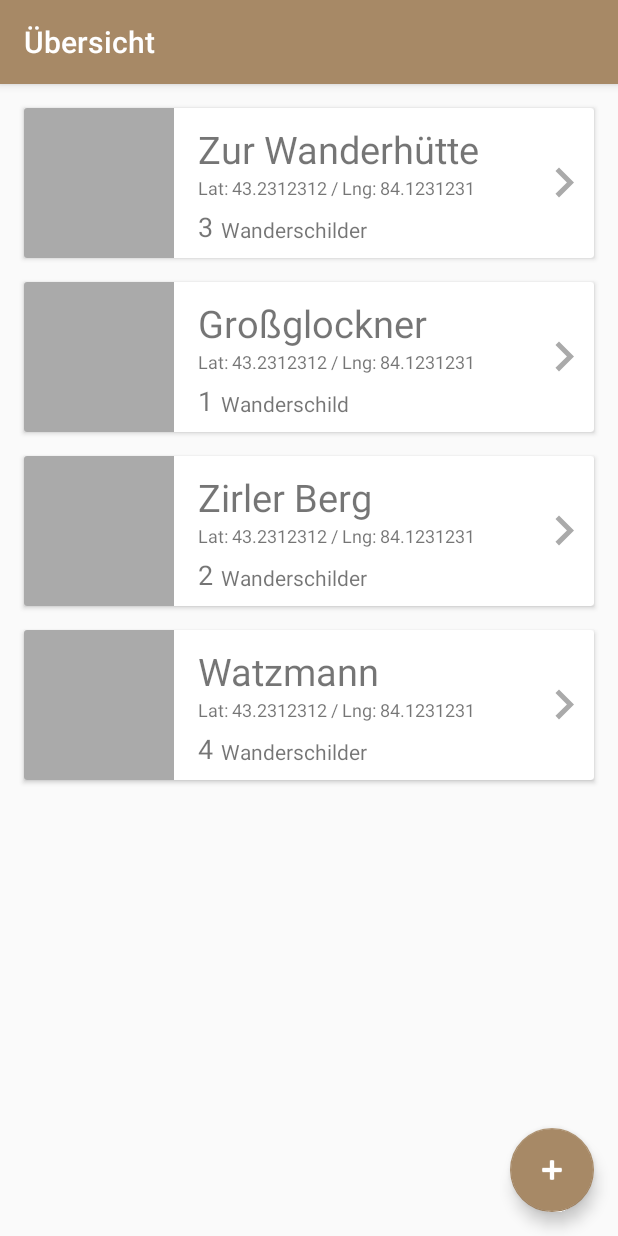
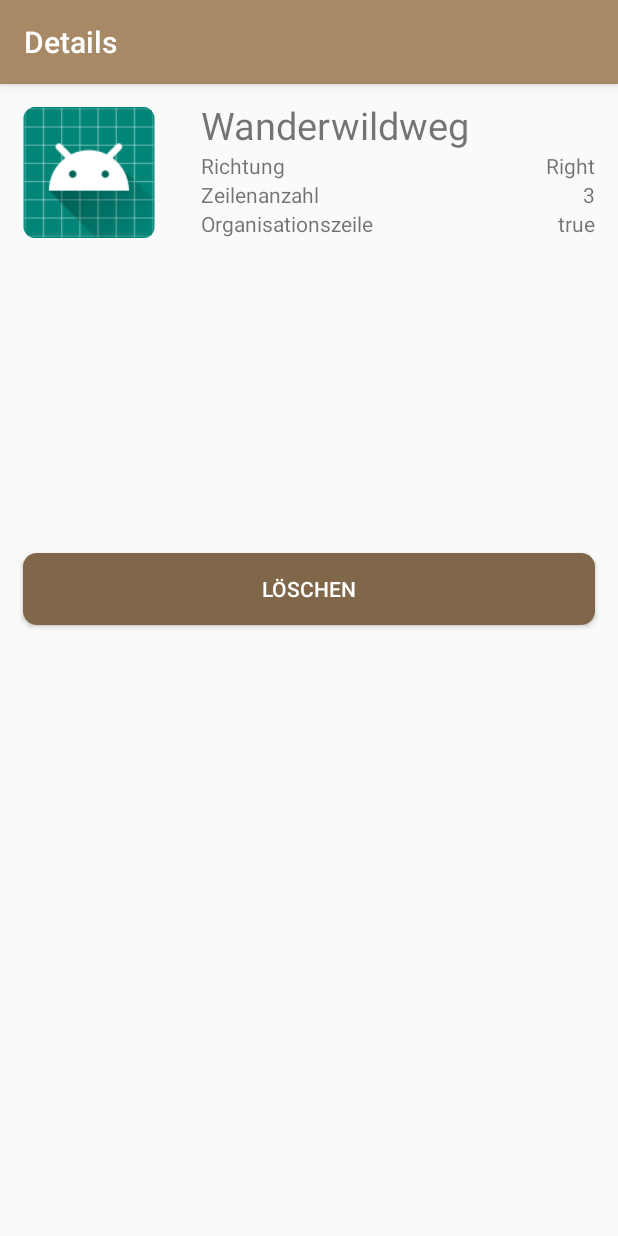
Before and after one commit to Jo-Chris/DigitalSignpostMobile, an Android app: the screen it shows after launch (MainActivity before the commit, DetailActivity after it), after a tap on "Watzmann", on a phone screen of 412 x 824 dp. Run offline under Robolectric (Android 15) with nearby library versions, the phone set to English and light mode, and no system bars; our stand-ins replace Room's generated code.

Commit message:
RecyclerView, Nested View + Adapter

```diff
--- /dev/null
+++ b/app/src/main/java/com/example/digitalsignpostmobile/activities/DetailActivity.java
@@ -0,0 +1,67 @@
+package com.example.digitalsignpostmobile.activities;
+
+import androidx.appcompat.app.AppCompatActivity;
+import androidx.recyclerview.widget.LinearLayoutManager;
+import androidx.recyclerview.widget.RecyclerView;
+
+import android.os.Bundle;
+import android.widget.LinearLayout;
+
+import com.example.digitalsignpostmobile.R;
+import com.example.digitalsignpostmobile.adapters.DetailAdapter;
+import com.example.digitalsignpostmobile.database.SignDatabase;
+import com.example.digitalsignpostmobile.models.Sign;
+import com.example.digitalsignpostmobile.models.SignData;
+
+import java.util.ArrayList;
+import java.util.List;
+
+public class DetailActivity extends AppCompatActivity {
+
+    private LinearLayout linearLayout, linearLayoutRow;
+    private List<Sign> dataset = new ArrayList<>();
+    private List<SignData> datasetSignData = new ArrayList<>();
+    private DetailAdapter adapter;
+
+    @Override
+    protected void onCreate(Bundle savedInstanceState) {
+        super.onCreate(savedInstanceState);
+        setContentView(R.layout.detail_activity);
+
+        // get the deliverd Image id
+        setDataset();
+
+        initRecyclerView();
+
+    }
+
+    public DetailActivity() {}
+
+    private void setDataset(){
+        /*
+         * short break:
+         *
+         * We get a specific Image, retrieve the Signs from that and get all the SignData that is
+         * associated with that Sign. We then send these to Lists to the DetailAdapter
+         * who creates the Recyclerview (with the Signs) holding the nested Recyclerview (with the SignData)
+         */
+
+        int id = getIntent().getIntExtra("id", 0);
+
+        dataset = SignDatabase.getInstance(this).signDao().getId(id);
+        datasetSignData = SignDatabase.getInstance(this).signDataDAO().getId(id);
+    }
+
+    private void initRecyclerView(){
+
+        if (getSupportActionBar() != null){
+            getSupportActionBar().setTitle("Details");
+        }
+
+        RecyclerView recycler = findViewById(R.id.detailRecyclerView);
+        recycler.setHasFixedSize(true);
+        recycler.setLayoutManager(new LinearLayoutManager(this));
+        recycler.setAdapter(new DetailAdapter(dataset));
+
+    }
+}
--- a/app/src/main/java/com/example/digitalsignpostmobile/activities/MainActivity.java
+++ b/app/src/main/java/com/example/digitalsignpostmobile/activities/MainActivity.java
@@ -22,15 +22,14 @@ import com.example.digitalsignpostmobile.database.DAO.SignDAO;
 import com.example.digitalsignpostmobile.database.DAO.SignDataDAO;
 import com.example.digitalsignpostmobile.database.DAO.SignImageDAO;
 import com.example.digitalsignpostmobile.database.SignDatabase;
-import com.example.digitalsignpostmobile.model.SignImage;
-import com.example.digitalsignpostmobile.classes.MainAdapter;
-import com.example.digitalsignpostmobile.model.Sign;
-import com.example.digitalsignpostmobile.model.SignData;
+import com.example.digitalsignpostmobile.models.SignImage;
+import com.example.digitalsignpostmobile.adapters.MainAdapter;
+import com.example.digitalsignpostmobile.models.Sign;
+import com.example.digitalsignpostmobile.models.SignData;
 import com.google.android.material.floatingactionbutton.FloatingActionButton;
 
 import java.util.ArrayList;
 import java.util.List;
-import java.util.Random;
 
 public class MainActivity extends AppCompatActivity implements View.OnClickListener {
     private final int PERMISSION_CODE = 100;
@@ -75,24 +74,29 @@ public class MainActivity extends AppCompatActivity implements View.OnClickListe
         // only add dummy data, if empty
         if (signImageDAO.getAll().size() == 0){
 
-            signImageDAO.insert(new SignImage("Zur Wanderhütte", 3, 43.2312312, 84.1231231));
-            signImageDAO.insert(new SignImage("Großglockner", 1, 43.2312312, 84.1231231));
-            signImageDAO.insert(new SignImage("Zirler Berg", 2, 43.2312312, 84.1231231));
-            signImageDAO.insert(new SignImage("Watzmann", 4, 43.2312312, 84.1231231));
+            signImageDAO.insert(new SignImage("Zur Wanderhütte", 4, 43.2312312, 84.1231231));
+            signImageDAO.insert(new SignImage("Großglockner", 3, 43.2312312, 84.1231231));
+            signImageDAO.insert(new SignImage("Zirler Berg", 1, 43.2312312, 84.1231231));
+            signImageDAO.insert(new SignImage("Watzmann", 1, 43.2312312, 84.1231231));
 
             signDAO.insert(new Sign("Berghuette", "Right", 3, true, "test/test/test", 1));
-            signDAO.insert(new Sign("Wanderhuette", "Right", 3, true, "test/test/test", 3));
-            signDAO.insert(new Sign("Dosenbier", "Right", 3, true, "test/test/test", 2));
-            signDAO.insert(new Sign("Stalahütte", "Right", 3, true, "test/test/test", 3));
-            signDAO.insert(new Sign("Mount Sebastian", "Right", 3, true, "test/test/test", 3));
-            signDAO.insert(new Sign("Wanderwildweg", "Right", 3, true, "test/test/test", 1));
+            signDAO.insert(new Sign("Wanderhuette", "Left", 3, true, "test/test/test", 1));
+            signDAO.insert(new Sign("Dosenbier", "Right", 3, true, "test/test/test", 1));
+            signDAO.insert(new Sign("Stalahütte", "Left", 3, true, "test/test/test", 1));
+            signDAO.insert(new Sign("Mount Sebastian", "Left", 3, true, "test/test/test", 2));
+            signDAO.insert(new Sign("Wanderwildweg", "Left", 3, true, "test/test/test", 2));
+            signDAO.insert(new Sign("Wanderwildweg", "Left", 3, true, "test/test/test", 2));
+            signDAO.insert(new Sign("Wanderwildweg", "Left", 3, true, "test/test/test", 3));
+            signDAO.insert(new Sign("Wanderwildweg", "Right", 3, true, "test/test/test", 4));
 
             signDataDAO.insert(new SignData("Wanderweg 1", "20min", "816", "Stadtgemeinde Kufstein", 1));
             signDataDAO.insert(new SignData("Wanderweg 2", "45min", "236", "Stadtgemeinde Kufstein", 1));
             signDataDAO.insert(new SignData("Wanderweg 3", "70min", "316", "Stadtgemeinde Kufstein", 1));
+
             signDataDAO.insert(new SignData("Wanderweg 4", "50min", "316", "Stadtgemeinde Kufstein", 2));
             signDataDAO.insert(new SignData("Wanderweg 5", "55min", "316", "Stadtgemeinde Kufstein", 2));
             signDataDAO.insert(new SignData("Wanderweg 6", "45min", "316", "Stadtgemeinde Kufstein", 2));
+
             signDataDAO.insert(new SignData("Wanderweg 7", "1 min", "316", "Stadtgemeinde Kufstein", 3));
             signDataDAO.insert(new SignData("Wanderweg 8", "12min", "316", "Stadtgemeinde Kufstein", 3));
         }
--- /dev/null
+++ b/app/src/main/java/com/example/digitalsignpostmobile/adapters/DetailAdapter.java
@@ -0,0 +1,73 @@
+package com.example.digitalsignpostmobile.adapters;
+
+import android.util.Log;
+import android.view.LayoutInflater;
+import android.view.ViewGroup;
+import android.widget.LinearLayout;
+import android.widget.TextView;
+
+import androidx.annotation.NonNull;
+import androidx.recyclerview.widget.LinearLayoutManager;
+import androidx.recyclerview.widget.RecyclerView;
+import com.example.digitalsignpostmobile.R;
+import com.example.digitalsignpostmobile.database.SignDatabase;
+import com.example.digitalsignpostmobile.models.Sign;
+import com.example.digitalsignpostmobile.models.SignData;
+
+import java.util.List;
+
+public class DetailAdapter extends RecyclerView.Adapter<DetailAdapter.MainViewHolder> {
+    private static final String TAG = "DetailAdapter";
+    private List<Sign> dataset; // the signimage contains n-Signs with n-SignRows
+
+    public DetailAdapter(List<Sign> dataset) {
+        this.dataset = dataset;
+    }
+
+    class MainViewHolder extends RecyclerView.ViewHolder {
+        private LinearLayout linearLayout;
+        private TextView imageTitle;
+        private TextView direction;
+        private TextView rowNumber;
+        private TextView responsibleOrganisation;
+        private RecyclerView rowRecyclerView;
+
+        MainViewHolder(@NonNull LinearLayout itemView) {
+            super(itemView);
+
+            // initialize the UI widgets
+            linearLayout = itemView.findViewById(R.id.linearLayoutRV);
+            imageTitle = itemView.findViewById(R.id.signTitle);
+            direction = itemView.findViewById(R.id.directionValue);
+            rowNumber = itemView.findViewById(R.id.rowNumberValue);
+            responsibleOrganisation = itemView.findViewById(R.id.resOrgValue);
+        }
+    }
+
+    @Override
+    public DetailAdapter.MainViewHolder onCreateViewHolder(ViewGroup parent, int viewType) {
+        LayoutInflater layoutInflater = LayoutInflater.from(parent.getContext());
+        LinearLayout v = (LinearLayout) layoutInflater.inflate(R.layout.detal_activity_single_sign, parent, false);
+
+        return new MainViewHolder(v);
+    }
+
+    @Override
+    public void onBindViewHolder(MainViewHolder holder, int position) {
+        final Sign sign = dataset.get(position);
+
+        holder.imageTitle.setText(sign.getTitle());
+        holder.direction.setText(sign.getDirection());
+        holder.rowNumber.setText(String.valueOf(sign.getRowCount()));
+        holder.responsibleOrganisation.setText(String.valueOf(sign.isResOrgAvailable()));
+
+
+
+    }
+
+    @Override
+    public int getItemCount() {
+        return dataset.size();
+    }
+
+}
--- a/app/src/main/java/com/example/digitalsignpostmobile/classes/MainAdapter.java
+++ b/app/src/main/java/com/example/digitalsignpostmobile/adapters/MainAdapter.java
@@ -1,5 +1,7 @@
-package com.example.digitalsignpostmobile.classes;
+package com.example.digitalsignpostmobile.adapters;
 
+import android.content.Context;
+import android.content.Intent;
 import android.util.Log;
 import android.view.LayoutInflater;
 import android.view.View;
@@ -12,7 +14,8 @@ import androidx.annotation.NonNull;
 import androidx.recyclerview.widget.RecyclerView;
 
 import com.example.digitalsignpostmobile.R;
-import com.example.digitalsignpostmobile.model.SignImage;
+import com.example.digitalsignpostmobile.activities.DetailActivity;
+import com.example.digitalsignpostmobile.models.SignImage;
 
 import java.util.ArrayList;
 
@@ -70,6 +73,9 @@ public class MainAdapter extends RecyclerView.Adapter<MainAdapter.MainViewHolder
             @Override
             public void onClick(View view) {
                 Toast.makeText(view.getContext(),"Click on item: " + mListData.getTitle(), Toast.LENGTH_LONG).show();
+
+                Context c = view.getContext();
+                c.startActivity(new Intent(c.getApplicationContext(), DetailActivity.class).putExtra("id", mListData.getId()));
             }
         });
     }
--- a/app/src/main/java/com/example/digitalsignpostmobile/database/DAO/SignDAO.java
+++ b/app/src/main/java/com/example/digitalsignpostmobile/database/DAO/SignDAO.java
@@ -7,11 +7,10 @@ import androidx.room.OnConflictStrategy;
 import androidx.room.Query;
 import androidx.room.Update;
 
-import com.example.digitalsignpostmobile.model.Sign;
+import com.example.digitalsignpostmobile.models.Sign;
+import com.example.digitalsignpostmobile.models.SignImage;
 
 import java.util.List;
-
-import static android.icu.text.MessagePattern.ArgType.SELECT;
 
 @Dao
 public interface SignDAO {
@@ -31,4 +30,10 @@ public interface SignDAO {
     @Query("SELECT * FROM sign")
     List<Sign> getAll();
 
+    /*
+     returns all Signs from one given SignImage
+     */
+    @Query("SELECT * FROM sign WHERE itemId = :id")
+    List<Sign> getId(int id);
+
 }
--- a/app/src/main/java/com/example/digitalsignpostmobile/database/DAO/SignDataDAO.java
+++ b/app/src/main/java/com/example/digitalsignpostmobile/database/DAO/SignDataDAO.java
@@ -3,9 +3,13 @@ package com.example.digitalsignpostmobile.database.DAO;
 import androidx.room.Dao;
 import androidx.room.Delete;
 import androidx.room.Insert;
+import androidx.room.Query;
 import androidx.room.Update;
 
-import com.example.digitalsignpostmobile.model.SignData;
+import com.example.digitalsignpostmobile.models.Sign;
+import com.example.digitalsignpostmobile.models.SignData;
+
+import java.util.List;
 
 @Dao
 public interface SignDataDAO {
@@ -18,4 +22,7 @@ public interface SignDataDAO {
 
     @Delete
     void delete(SignData... signData);
+
+    @Query("SELECT * FROM signdata WHERE signId = :id")
+    List<SignData> getId(int id);
 }
--- a/app/src/main/java/com/example/digitalsignpostmobile/database/DAO/SignImageDAO.java
+++ b/app/src/main/java/com/example/digitalsignpostmobile/database/DAO/SignImageDAO.java
@@ -1,7 +1,7 @@
 package com.example.digitalsignpostmobile.database.DAO;
 
-import com.example.digitalsignpostmobile.model.Sign;
-import com.example.digitalsignpostmobile.model.SignImage;
+import com.example.digitalsignpostmobile.models.Sign;
+import com.example.digitalsignpostmobile.models.SignImage;
 
 import java.util.List;
 
@@ -29,4 +29,5 @@ public interface SignImageDAO {
 
     @Query("SELECT * FROM signimage")
     List<SignImage> getAll();
+
 }
--- a/app/src/main/java/com/example/digitalsignpostmobile/database/SignDatabase.java
+++ b/app/src/main/java/com/example/digitalsignpostmobile/database/SignDatabase.java
@@ -9,9 +9,9 @@ import androidx.room.RoomDatabase;
 import com.example.digitalsignpostmobile.database.DAO.SignDAO;
 import com.example.digitalsignpostmobile.database.DAO.SignDataDAO;
 import com.example.digitalsignpostmobile.database.DAO.SignImageDAO;
-import com.example.digitalsignpostmobile.model.Sign;
-import com.example.digitalsignpostmobile.model.SignData;
-import com.example.digitalsignpostmobile.model.SignImage;
+import com.example.digitalsignpostmobile.models.Sign;
+import com.example.digitalsignpostmobile.models.SignData;
+import com.example.digitalsignpostmobile.models.SignImage;
 
 @Database(entities = {
         Sign.class,
--- a/app/src/main/java/com/example/digitalsignpostmobile/model/Sign.java
+++ b/app/src/main/java/com/example/digitalsignpostmobile/models/Sign.java
@@ -1,4 +1,4 @@
-package com.example.digitalsignpostmobile.model;
+package com.example.digitalsignpostmobile.models;
 import androidx.annotation.NonNull;
 import androidx.room.ColumnInfo;
 import androidx.room.Entity;
@@ -27,8 +27,8 @@ public class Sign implements Serializable {
     private String direction;
     @ColumnInfo(name = "rowCount")
     private int rowCount;
-    @ColumnInfo(name = "hasResOrg")
-    private boolean hasResOrg;
+    @ColumnInfo(name = "resOrgAvailable")
+    private boolean resOrgAvailable;
     @ColumnInfo(name = "image")
     private String filepath; // convert to Bitmap, or ignore completely...
     @ColumnInfo(name = "itemId")
@@ -41,7 +41,7 @@ public class Sign implements Serializable {
         this.title = title;
         this.direction = direction;
         this.rowCount = rowCount;
-        this.hasResOrg = hasResOrg;
+        this.resOrgAvailable = hasResOrg;
         this.filepath = filepath;
         this.itemId = itemId;
     }
@@ -78,12 +78,12 @@ public class Sign implements Serializable {
         this.rowCount = rowCount;
     }
 
-    public boolean isHasResOrg() {
-        return hasResOrg;
+    public boolean isResOrgAvailable() {
+        return resOrgAvailable;
     }
 
-    public void setHasResOrg(boolean hasResOrg) {
-        this.hasResOrg = hasResOrg;
+    public void setResOrgAvailable(boolean resOrgAvailable) {
+        this.resOrgAvailable = resOrgAvailable;
     }
 
     public String getFilepath() {
@@ -122,7 +122,7 @@ public class Sign implements Serializable {
                 ", title='" + title + '\'' +
                 ", direction='" + direction + '\'' +
                 ", rowCount=" + rowCount +
-                ", hasResOrg=" + hasResOrg +
+                ", resOrgAvailable=" + resOrgAvailable +
                 ", filepath='" + filepath + '\'' +
                 '}';
     }
--- a/app/src/main/java/com/example/digitalsignpostmobile/model/SignData.java
+++ b/app/src/main/java/com/example/digitalsignpostmobile/models/SignData.java
@@ -1,4 +1,4 @@
-package com.example.digitalsignpostmobile.model;
+package com.example.digitalsignpostmobile.models;
 
 import androidx.room.ColumnInfo;
 import androidx.room.Entity;
--- a/app/src/main/java/com/example/digitalsignpostmobile/model/SignImage.java
+++ b/app/src/main/java/com/example/digitalsignpostmobile/models/SignImage.java
@@ -1,9 +1,8 @@
-package com.example.digitalsignpostmobile.model;
+package com.example.digitalsignpostmobile.models;
 
 import androidx.room.ColumnInfo;
 import androidx.room.Entity;
 import androidx.room.Ignore;
-import androidx.room.Index;
 import androidx.room.PrimaryKey;
 
 @Entity
--- /dev/null
+++ b/app/src/main/res/layout/detail_activity.xml
@@ -0,0 +1,14 @@
+<?xml version="1.0" encoding="utf-8"?>
+<LinearLayout xmlns:android="http://schemas.android.com/apk/res/android"
+    android:orientation="vertical" android:layout_width="match_parent"
+    xmlns:tools="http://schemas.android.com/tools"
+    android:layout_height="match_parent"
+    android:id="@+id/linearLayoutDetail">
+
+    <androidx.recyclerview.widget.RecyclerView
+        android:id="@+id/detailRecyclerView"
+        android:layout_width="match_parent"
+        android:layout_height="match_parent"
+        tools:listitem="@layout/detal_activity_single_sign" />
+
+</LinearLayout>
--- /dev/null
+++ b/app/src/main/res/layout/detail_view_row_data.xml
@@ -0,0 +1,33 @@
+<?xml version="1.0" encoding="utf-8"?>
+<LinearLayout xmlns:android="http://schemas.android.com/apk/res/android"
+    android:orientation="vertical"
+    android:layout_width="match_parent"
+    android:layout_height="wrap_content">
+
+    <TextView
+        android:id="@+id/rowNumber"
+        android:layout_width="wrap_content"
+        android:layout_height="wrap_content"
+        android:layout_marginStart="15dp"
+        android:layout_marginTop="15dp"
+        android:text="@string/zeile_x"
+        />
+
+    <com.google.android.material.textfield.TextInputEditText
+        android:id="@+id/targetValue"
+        android:layout_width="match_parent"
+        android:layout_height="wrap_content"
+        android:layout_marginStart="15dp"
+        android:layout_marginEnd="15dp"
+        android:hint="@string/target"
+        />
+
+    <com.google.android.material.textfield.TextInputEditText
+        android:id="@+id/durationValue"
+        android:layout_width="match_parent"
+        android:layout_height="wrap_content"
+        android:layout_marginStart="15dp"
+        android:layout_marginEnd="15dp"
+        android:hint="@string/duration"
+        />
+</LinearLayout>
--- a/app/src/main/res/layout/detail_view_single_sign.xml
+++ b/app/src/main/res/layout/detal_activity_single_sign.xml
@@ -1,9 +1,12 @@
 <?xml version="1.0" encoding="utf-8"?>
-<LinearLayout xmlns:android="http://schemas.android.com/apk/res/android"
+<LinearLayout
+    xmlns:android="http://schemas.android.com/apk/res/android"
+    xmlns:tools="http://schemas.android.com/tools"
     android:orientation="vertical"
     android:layout_width="match_parent"
     android:layout_height="wrap_content"
-    android:foregroundGravity="right">
+    android:foregroundGravity="right"
+    android:id="@+id/linearLayoutRV">
 
     <LinearLayout
         android:layout_width="match_parent"
@@ -28,7 +31,7 @@
             android:orientation="vertical">
 
             <TextView
-                android:id="@+id/signnameText"
+                android:id="@+id/signTitle"
                 android:layout_width="wrap_content"
                 android:layout_height="wrap_content"
                 android:textSize="25sp"
@@ -45,7 +48,7 @@
                 android:layout_height="wrap_content"
                 android:text="@string/direction"
                 android:layout_marginStart="15dp"
-                android:layout_below="@id/signnameText"/>
+                android:layout_below="@id/signTitle"/>
 
             <TextView
                 android:id="@+id/directionValue"
@@ -69,7 +72,7 @@
 
 
             <TextView
-                android:id="@+id/rowCountValue"
+                android:id="@+id/rowNumberValue"
                 android:layout_width="wrap_content"
                 android:layout_height="wrap_content"
                 android:layout_marginStart="15dp"
@@ -86,7 +89,7 @@
                 android:layout_height="wrap_content"
                 android:text="@string/resOrg"
                 android:layout_marginStart="15dp"
-                android:layout_below="@id/rowCountValue"/>
+                android:layout_below="@id/rowNumberValue"/>
 
             <TextView
                 android:id="@+id/resOrgValue"
@@ -96,37 +99,16 @@
                 android:layout_marginStart="15dp"
                 android:layout_marginEnd="15dp"
                 android:layout_alignParentEnd="true"
-                android:layout_below="@id/rowCountValue"/>
+                android:layout_below="@id/rowNumberValue"/>
 
         </RelativeLayout>
     </LinearLayout>
 
-    <TextView
-        android:id="@+id/rowNumber"
-        android:layout_width="wrap_content"
-        android:layout_height="wrap_content"
-        android:layout_marginStart="15dp"
-        android:layout_marginTop="15dp"
-        android:text="@string/zeile_x"
-        />
-
-    <com.google.android.material.textfield.TextInputEditText
-        android:id="@+id/targetET"
+    <androidx.recyclerview.widget.RecyclerView
         android:layout_width="match_parent"
-        android:layout_height="wrap_content"
-        android:layout_marginStart="15dp"
-        android:layout_marginEnd="15dp"
-        android:hint="@string/target"
-        />
-
-    <com.google.android.material.textfield.TextInputEditText
-        android:id="@+id/durationET"
-        android:layout_width="match_parent"
-        android:layout_height="wrap_content"
-        android:layout_marginStart="15dp"
-        android:layout_marginEnd="15dp"
-        android:hint="@string/duration"
-        />
+        android:layout_height="200dp"
+        tools:listitem="@layout/detail_view_row_data"
+        android:id="@+id/rowRecyclerView"/>
 
     <Button
         android:layout_width="match_parent"
```
Also changed, not shown: app/src/main/AndroidManifest.xml (+12 -9 lines).
